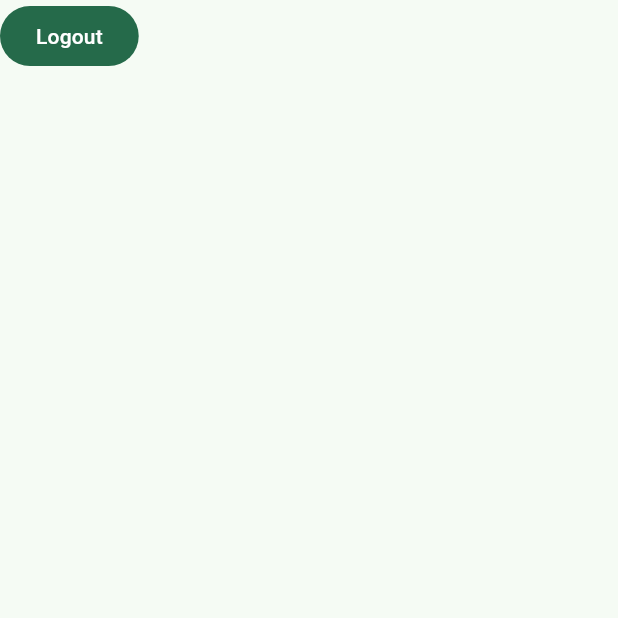
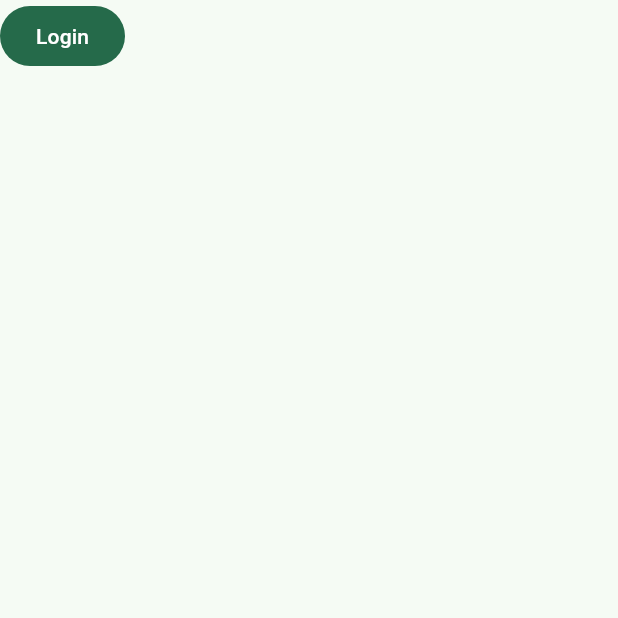
Before and after one commit to falconwoods/lime-english-app, a Flutter app: the screen it shows after launch, item 4 of the bottom bar chosen, on a phone screen of 412 x 824 dp, the top half of it. Run offline on Flutter 3.47's test engine with Material 2 defaults, Android fonts, the phone set to English and light mode, and no system bars; our stand-ins replace flutter_dotenv, flutter_form_builder, font_awesome_flutter, form_builder_validators, freezed_annotation, get and 2 more; accounts and stored records are empty.

Commit message:
translations

```diff
--- /dev/null
+++ b/assets/translations/en_US.json
@@ -0,0 +1,3 @@
+{
+
+}
--- /dev/null
+++ b/assets/translations/zh_CN.json
@@ -0,0 +1,15 @@
+{
+    "Login": "登录",
+    "Logout": "退出",
+    "Signup": "注册",
+    "Email / Phone": "邮箱 / 手机",
+    "Password": "密码",
+    "Password Login": "密码登录",
+    "Phone Login": "短信登录",
+    "Wechat Login": "微信登录",
+    "Apple Login": "苹果登录",
+    "Learn":"学习",
+    "Review": "复习",
+    "Quiz":"测验",
+    "My":"我的"
+}
--- a/lib/app/modules/home/widgets/home_nav_bar.dart
+++ b/lib/app/modules/home/widgets/home_nav_bar.dart
@@ -21,13 +21,13 @@ class HomeNavBar extends StatelessWidget {
               child: Row(
                 children: [
                   _buildNavItem(
-                      context, FontAwesomeIcons.paperPlane, 'Learn', 0),
+                      context, FontAwesomeIcons.paperPlane, 'Learn'.tr, 0),
                   _buildNavItem(
-                      context, FontAwesomeIcons.bookOpenReader, 'Review', 1),
+                      context, FontAwesomeIcons.bookOpenReader, 'Review'.tr, 1),
                   _buildNavItem(
-                      context, FontAwesomeIcons.penToSquare, 'Quiz', 2),
+                      context, FontAwesomeIcons.penToSquare, 'Quiz'.tr, 2),
                   _buildNavItem(
-                      context, FontAwesomeIcons.userGraduate, 'My', 3),
+                      context, FontAwesomeIcons.userGraduate, 'My'.tr, 3),
                 ],
               )),
         ));
--- a/lib/app/modules/login/page.dart
+++ b/lib/app/modules/login/page.dart
@@ -46,19 +46,20 @@ class LoginPage extends StatelessWidget {
                       ],
                     ),
                     const SizedBox(height: 200),
-                    LoginOption(FontAwesomeIcons.key, Colors.blue, 'password',
+                    LoginOption(
+                        FontAwesomeIcons.key, Colors.blue, 'Password Login'.tr,
                         () {
                       Get.toNamed(Routes.LOGIN_PASSWORD);
                     }),
                     const SizedBox(height: 8),
                     LoginOption(FontAwesomeIcons.mobileScreen, Colors.blue,
-                        'phone', () {}),
+                        'Phone Login'.tr, () {}),
                     const SizedBox(height: 8),
-                    LoginOption(
-                        FontAwesomeIcons.weixin, Colors.green, 'wexin', () {}),
+                    LoginOption(FontAwesomeIcons.weixin, Colors.green,
+                        'Wechat Login'.tr, () {}),
                     const SizedBox(height: 8),
-                    LoginOption(
-                        FontAwesomeIcons.apple, Colors.black, 'apple', () {})
+                    LoginOption(FontAwesomeIcons.apple, Colors.black,
+                        'Apple Login'.tr, () {})
                   ],
                 ))));
   }
--- a/lib/app/modules/my/page.dart
+++ b/lib/app/modules/my/page.dart
@@ -15,7 +15,7 @@ class MyPage extends GetView<MyController> {
             child: Row(
       children: [
         FilledButton(
-            onPressed: () => Get.toNamed(Routes.LOGIN), child: Text('Logout')),
+            onPressed: () => Get.toNamed(Routes.LOGIN), child: Text('Login')),
       ],
     )));
   }
--- a/lib/main.dart
+++ b/lib/main.dart
@@ -1,3 +1,4 @@
+import 'package:lime_english/app/data/app_translations.dart';
 import 'package:lime_english/app/data/services/config_service.dart';
 import 'package:lime_english/app/data/services/auth_service.dart';
 import 'package:lime_english/app/modules/home/binding.dart';
@@ -18,6 +19,9 @@ void main() async {
   // load env
   await dotenv.load();
 
+  // load translations
+  final appTrans = await AppTranslations().load();
+
   // register dependencies
   await Get.putAsync(() => AppConfigService().init());
   await Get.putAsync(() => AuthService().init());
@@ -26,6 +30,8 @@ void main() async {
   AppUI.setThemeData(lightTheme);
 
   runApp(GetMaterialApp(
+    locale: Get.deviceLocale,
+    translations: appTrans,
     initialBinding: HomeBinding(),
     initialRoute: Routes.HOME,
     getPages: AppPages.pages,
--- a/pubspec.yaml
+++ b/pubspec.yaml
@@ -33,3 +33,4 @@ flutter:
   uses-material-design: true
   assets:
     - .env
+    - assets/translations/zh_CN.json
```
Also changed, not shown: lib/app/data/app_translations.dart (added, +29 -0 lines), lib/app/modules/learn/page.dart (+5 -9 lines), lib/app/modules/login/pages/password_login_page.dart (+6 -6 lines).
